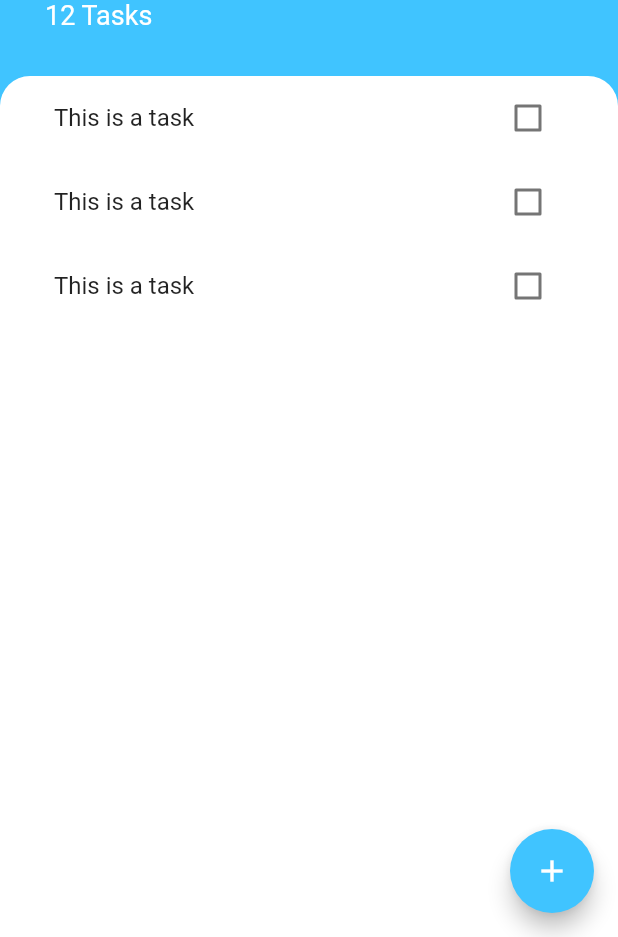
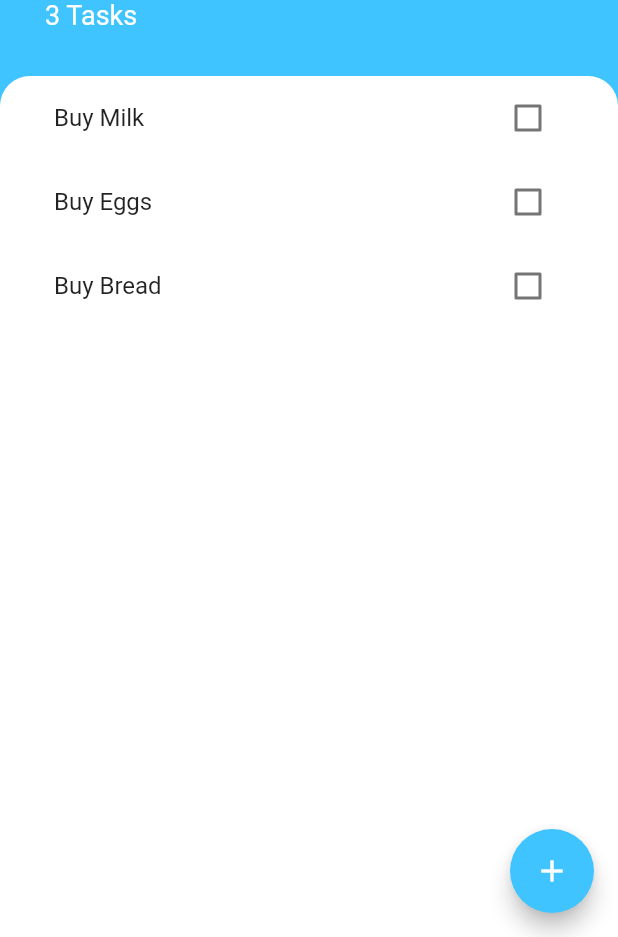
Before and after one commit to ayan2809/My-Note-App, a Flutter app: the screen it shows after launch, on a phone screen of 412 x 824 dp, the part 299-1236 px from its top. Run offline on Flutter 3.47's test engine with Material 2 defaults, Android fonts, the phone set to English and light mode, and no system bars.

```diff
--- /dev/null
+++ b/lib/models/task.dart
@@ -0,0 +1,10 @@
+class Task
+{
+  final String name;
+  bool isDone;
+
+  Task ({this.name,this.isDone=false});
+  void toggleDone(){
+    isDone =!isDone;
+  }
+}
--- a/lib/screens/add_task_screen.dart
+++ b/lib/screens/add_task_screen.dart
@@ -2,8 +2,14 @@ import 'package:flutter/cupertino.dart';
 import 'package:flutter/material.dart';
 
 class AddTaskScreen extends StatelessWidget {
+  final Function addTaskCallback;
+
+  AddTaskScreen(this.addTaskCallback);
+
   @override
   Widget build(BuildContext context) {
+    String newTaskTitle;
+
     return Container(
       color: Color(0xff757575),
       child: Container(
@@ -23,6 +29,9 @@ class AddTaskScreen extends StatelessWidget {
               child: TextField(
                 autofocus: true,
                 textAlign: TextAlign.center,
+                onChanged: (newText){
+                  newTaskTitle=newText;
+                },
               ),
             ),
             Padding(
@@ -39,7 +48,9 @@ class AddTaskScreen extends StatelessWidget {
                   ),
                 ),
                 color: Colors.lightBlueAccent,
-                onPressed: () {},
+                onPressed: () {
+                  addTaskCallback(newTaskTitle);
+                },
               ),
             )
           ],
--- a/lib/screens/tasks_screen.dart
+++ b/lib/screens/tasks_screen.dart
@@ -1,14 +1,31 @@
 import 'package:my_note_app/screens/add_task_screen.dart';
 import 'package:flutter/material.dart';
 import 'package:my_note_app/widgets/task_list.dart';
+import 'package:my_note_app/models/task.dart';
 
-class TasksScreen extends StatelessWidget {
+class TasksScreen extends StatefulWidget {
+
+
+  @override
+  _TasksScreenState createState() => _TasksScreenState();
+}
+
+class _TasksScreenState extends State<TasksScreen> {
+  List<Task> tasks = [
+    Task(name: 'Buy Milk'),
+    Task(name: 'Buy Eggs'),
+    Task(name: 'Buy Bread'),
+  ];
 
   Widget buildBottomSheet (BuildContext context){
-    return AddTaskScreen();
+    return AddTaskScreen((newTaskTitle){
+      setState(() {
+        tasks.add(Task(name: newTaskTitle));
+      });
+      Navigator.pop(context);
+      // print(newTaskTitle);
+    });
   }
-
-
 
   @override
   Widget build(BuildContext context) {
@@ -51,7 +68,7 @@ class TasksScreen extends StatelessWidget {
                     ),
                   ),
                   Text(
-                    '12 Tasks',
+                    '${tasks.length} Tasks',
                     style: TextStyle(
                       color: Colors.white,
                       fontSize: 18,
@@ -69,7 +86,7 @@ class TasksScreen extends StatelessWidget {
                       topLeft: Radius.circular(20),
                       topRight: Radius.circular(20)),
                 ),
-                child: TaskList(),
+                child: TaskList(tasks),
               ),
             )
           ]),
--- a/lib/widgets/task_list.dart
+++ b/lib/widgets/task_list.dart
@@ -1,18 +1,33 @@
 import 'package:flutter/material.dart';
 import 'package:my_note_app/widgets/task_tile.dart';
+import 'package:my_note_app/models/task.dart';
 
-class TaskList extends StatelessWidget {
+class TaskList extends StatefulWidget {
+
+  final List<Task> tasks;
+  TaskList(this.tasks);
+
+  @override
+  _TaskListState createState() => _TaskListState();
+}
+
+class _TaskListState extends State<TaskList> {
 
 
   @override
   Widget build(BuildContext context) {
-    return ListView(
-      children: <Widget>[
-        TaskTile(),
-        TaskTile(),
-        TaskTile(),
-
-      ],
+    return ListView.builder(
+      itemBuilder: (context, index) {
+        return TaskTile(
+            taskTile: widget.tasks[index].name,
+            isChecked: widget.tasks[index].isDone,
+            checkboxCallback: (checkboxState) {
+              setState(() {
+                widget.tasks[index].toggleDone();
+              });
+            });
+      },
+      itemCount: widget.tasks.length,
     );
   }
 }
--- a/lib/widgets/task_tile.dart
+++ b/lib/widgets/task_tile.dart
@@ -1,38 +1,44 @@
 import 'package:flutter/material.dart';
+
 class TaskTile extends StatelessWidget {
+   final bool isChecked ;
+  final String taskTile;
+  final Function checkboxCallback;
 
+  TaskTile({this.taskTile, this.isChecked, this.checkboxCallback});
 
+  // void checkboxCallback
   @override
   Widget build(BuildContext context) {
     return ListTile(
-      title: Text(
-        'This is a task',
-      ),
-      trailing: TaskCheckbox(),
-    );
+        title: Text(
+          taskTile,
+          style: TextStyle(
+              decoration: (isChecked) ? TextDecoration.lineThrough : null),
+        ),
+        trailing: Checkbox(
+          activeColor: Colors.lightBlueAccent,
+          value: isChecked,
+          onChanged: checkboxCallback,
+        ));
   }
 }
 
-class TaskCheckbox extends StatefulWidget {
-  @override
-  _TaskCheckboxState createState() => _TaskCheckboxState();
-}
-
-class _TaskCheckboxState extends State<TaskCheckbox> {
-
-  bool isChecked =false;
-
-  @override
-  Widget build(BuildContext context) {
-    return Checkbox(
-      activeColor:Colors.lightBlueAccent,
-      value: isChecked,
-      onChanged: (newValue){
-        setState(() {
-          isChecked=newValue;
-        });
-
-      },
-    );
-  }
-}
+//
+// class TaskCheckbox extends StatelessWidget {
+//
+//
+//
+//   TaskCheckbox(this.checkboxState, this.toggleCheckboxState);
+//
+//   final bool checkboxState;
+//   final Function toggleCheckboxState;
+//
+//   @override
+//   Widget build(BuildContext context) {
+//     return
+//
+//
+//     );
+//   }
+// }
```
